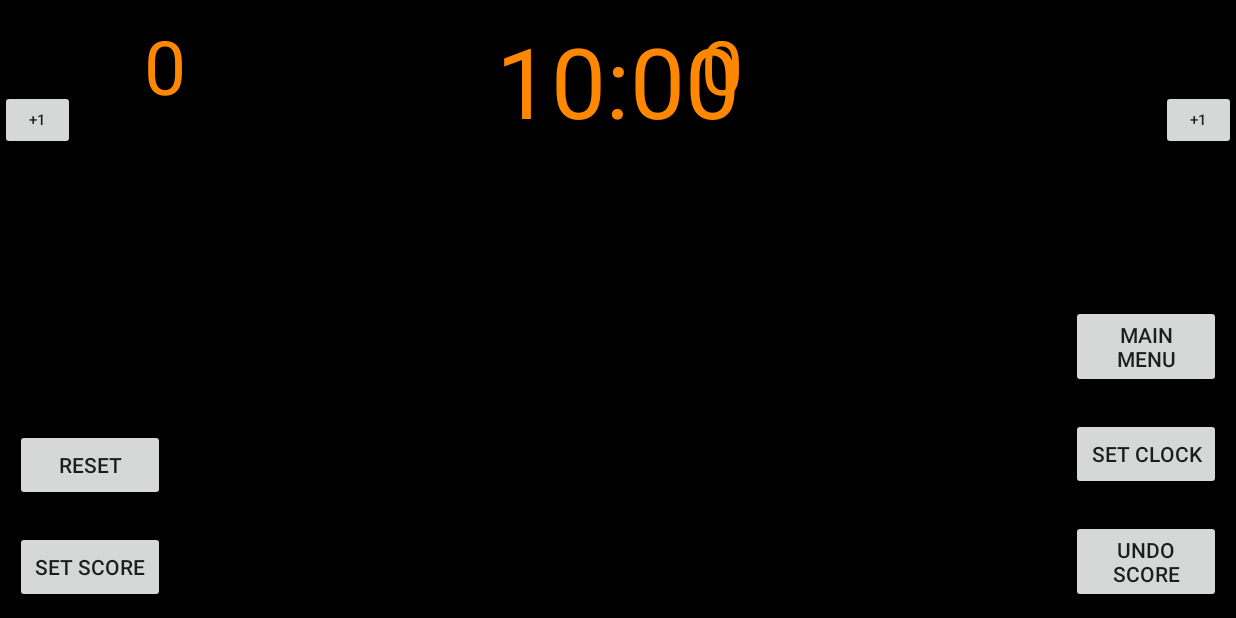
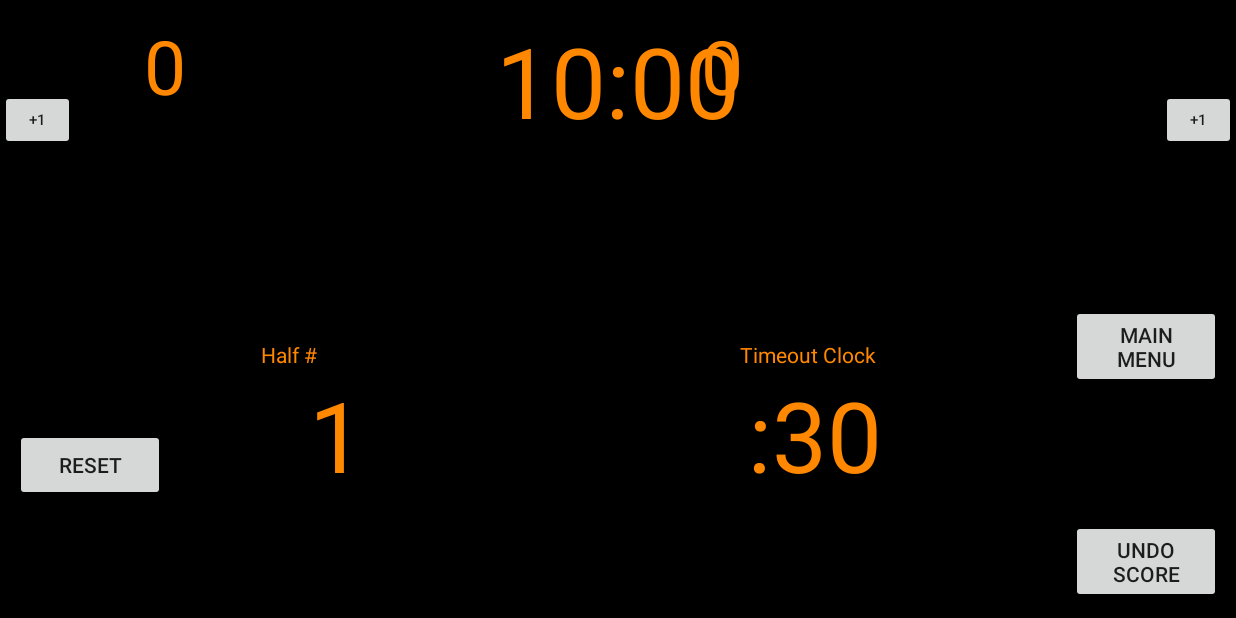
Before and after one commit to mattmill1995/semester-project-beta-release-omega, an Android app: the UltimateGameActivity screen opened directly, with no data from a screen before it, on a phone screen of 824 x 412 dp (held sideways). Run offline under Robolectric (Android 15) with nearby library versions, the phone set to English and light mode, and no system bars.

Commit message:
Fixed most of the broken stuff

```diff
--- a/app/src/main/java/com/bignerdranch/android/finalproject/UltimateGameActivity.java
+++ b/app/src/main/java/com/bignerdranch/android/finalproject/UltimateGameActivity.java
@@ -12,10 +12,10 @@ import android.widget.TextView;
 public class UltimateGameActivity extends AppCompatActivity{
 
     Button Team1Score_Button, Team2Score_Button, MainMenu_Button, SetClock_Button, Reset_Button, SetScore_Button, Undo_Button;
-    int team1Score = 0, team2Score = 0, clock_value = 600000;
+    int team1Score = 0, team2Score = 0, clock_value = 600000, quarter = 1, shot_clock_value = 30000;
     long minutes, seconds, current_clock_value;
-    TextView team_1_score, team_2_score, clock_view;
-    boolean team1_flag = false, team2_flag = false, clock_Start = false;
+    TextView team_1_score, team_2_score, clock_view, quarter_view, timeout_view;
+    boolean team1_flag = false, team2_flag = false, clock_Start = false, shot_clock_start = false;
     String result;
 
     CountDownTimer clock = new CountDownTimer(clock_value, 1000){
@@ -25,6 +25,17 @@ public class UltimateGameActivity extends AppCompatActivity{
         }
         public void onFinish(){
             clock_view.setText("0");
+        }
+    };
+
+    CountDownTimer shot_clock = new CountDownTimer(shot_clock_value, 1000) {
+        @Override
+        public void onTick(long millRemaining) {timeout_view.setText(":"+millRemaining/1000);
+        }
+
+        @Override
+        public void onFinish() {
+            timeout_view.setText(":30");
         }
     };
 
@@ -63,13 +74,18 @@ public class UltimateGameActivity extends AppCompatActivity{
         // wire up the text views
         team_1_score = (TextView) findViewById(R.id.team_1_score_view);
         team_2_score = (TextView) findViewById(R.id.team_2_score_view);
+        quarter_view = (TextView) findViewById(R.id.half_indicator);
         clock_view = (TextView) findViewById(R.id.timer);
+        timeout_view = (TextView) findViewById(R.id.timeout_clock);
 
         //display initial score
         updateScore();
 
         //display initial clock
         clock_view.setText("10:00");
+        quarter_view.setText("1");
+        timeout_view.setText(":30");
+
 
         // Make the buttons do stuff
         MainMenu_Button.setOnClickListener(new View.OnClickListener(){
@@ -151,6 +167,33 @@ public class UltimateGameActivity extends AppCompatActivity{
                 }
             }
         });
+
+        quarter_view.setOnClickListener(new View.OnClickListener(){
+            @Override
+            public void onClick(View v){
+                quarter_view.setOnClickListener(new View.OnClickListener() {
+                    @Override
+                    public void onClick(View v) {
+                        quarter = ((quarter)%4)+1;
+                        updateScore();
+                    }
+                });
+            }
+        });
+
+        timeout_view.setOnClickListener(new View.OnClickListener(){
+            @Override
+            public void onClick(View v){
+                if (shot_clock_start == false) {
+                    shot_clock.start();
+                    shot_clock_start = true;
+                } else if (shot_clock_start == true){
+                    shot_clock.cancel();
+                    timeout_view.setText(":30");
+                    shot_clock_start = false;
+                }
+            }
+        });
     }
 
     void updateScore() {
--- a/app/src/main/res/layout-land/football_game.xml
+++ b/app/src/main/res/layout-land/football_game.xml
@@ -107,7 +107,8 @@
         android:layout_height="wrap_content"
         android:layout_margin="5dp"
         android:layout_alignParentBottom="true"
-        android:text="Set Score"/>
+        android:text="Set Score"
+        android:visibility="invisible"/>
 
     <Button
         android:id="@+id/reset_button"
@@ -126,7 +127,8 @@
         android:layout_margin="5dp"
         android:layout_above="@id/undo_button"
         android:layout_alignParentRight="true"
-        android:text="Set Clock"/>
+        android:text="Set Clock"
+        android:visibility="invisible"/>
 
     <Button
         android:id="@+id/main_menu_button"
--- a/app/src/main/res/layout/activity_main_menu.xml
+++ b/app/src/main/res/layout/activity_main_menu.xml
@@ -54,7 +54,9 @@
             android:layout_height="wrap_content"
             android:layout_centerHorizontal="true"
             android:layout_below="@id/new_game_btn"
-            android:layout_width="125dp"/>
+            android:layout_width="125dp"
+            android:visibility="invisible
+"/>
     </RelativeLayout>
 
 
--- a/app/src/main/res/layout/baseball_game.xml
+++ b/app/src/main/res/layout/baseball_game.xml
@@ -59,7 +59,8 @@
         android:layout_height="wrap_content"
         android:layout_margin="5dp"
         android:layout_alignParentBottom="true"
-        android:text="Set Score"/>
+        android:text="Set Score"
+        android:visibility="invisible"/>
 
 
     <Button
@@ -79,7 +80,8 @@
         android:layout_margin="5dp"
         android:layout_above="@id/undo_button"
         android:layout_alignParentRight="true"
-        android:text="Set Clock"/>
+        android:text="Set Clock"
+        android:visibility="invisible"/>
 
     <Button
         android:id="@+id/main_menu_button"
--- a/app/src/main/res/layout/ultimate_game.xml
+++ b/app/src/main/res/layout/ultimate_game.xml
@@ -58,7 +58,8 @@
         android:layout_height="wrap_content"
         android:layout_margin="10dp"
         android:layout_alignParentBottom="true"
-        android:text="Set Score"/>
+        android:text="Set Score"
+        android:visibility="invisible"/>
 
     <Button
         android:id="@+id/reset_button"
@@ -77,7 +78,8 @@
         android:layout_margin="10dp"
         android:layout_above="@id/undo_button"
         android:layout_alignParentRight="true"
-        android:text="Set Clock"/>
+        android:text="Set Clock"
+        android:visibility="invisible"/>
 
     <Button
         android:id="@+id/main_menu_button"
@@ -107,19 +109,41 @@
         android:textSize="65dp"
         android:layout_alignBaseline="@+id/timeout_clock"
         android:layout_alignBottom="@+id/timeout_clock"
-        android:layout_toLeftOf="@+id/timer"
-        android:layout_toStartOf="@+id/timer"/>
+        android:layout_toRightOf="@+id/team_1_score_view"
+        android:layout_toEndOf="@+id/team_1_score_view"
+        android:layout_marginLeft="14dp"
+        android:layout_marginStart="14dp"/>
+
+    <TextView
+        android:id="@+id/Half_Label"
+        android:layout_width="100dp"
+        android:layout_height="wrap_content"
+        android:layout_above="@id/half_indicator"
+        android:layout_alignLeft="@id/half_indicator"
+        android:text="Half #"
+        android:textColor="@android:color/holo_orange_dark"/>
 
     <TextView
         android:layout_width="100dp"
         android:layout_height="100dp"
-        android:layout_toRightOf="@id/half_indicator"
-        android:layout_below="@id/timer"
-        android:layout_marginTop="100dp"
-        android:layout_marginLeft="100dp"
         android:textColor="@android:color/holo_orange_dark"
         android:textAlignment="center"
         android:textSize="65dp"
-        android:id="@+id/timeout_clock"/>
+        android:id="@+id/timeout_clock"
+        android:layout_alignBaseline="@+id/reset_button"
+        android:layout_alignBottom="@+id/reset_button"
+        android:layout_toRightOf="@+id/timer"
+        android:layout_toEndOf="@+id/timer"/>
+
+    <TextView
+        android:id="@+id/timeout_label"
+        android:layout_width="100dp"
+        android:layout_height="wrap_content"
+        android:text="Timeout Clock"
+        android:textColor="@android:color/holo_orange_dark"
+        android:layout_alignBaseline="@+id/Half_Label"
+        android:layout_alignBottom="@+id/Half_Label"
+        android:layout_alignLeft="@+id/timeout_clock"
+        android:layout_alignStart="@+id/timeout_clock"/>
 
 </RelativeLayout>
--- a/app/src/main/res/values/strings.xml
+++ b/app/src/main/res/values/strings.xml
@@ -1,5 +1,5 @@
 <resources>
-    <string name="app_name">FinalProject</string>
+    <string name="app_name">Scoreboard</string>
     <string name="settings_menu_sound">Sounds</string>
     <string name="settings_menu_colors">Colors</string>
     <string name="settings_menu_background">Background</string>
```
Also changed, not shown: app/src/main/res/layout/basketball_game.xml (+31 -9 lines), app/src/main/res/layout/soccer_game.xml (+30 -9 lines), app/src/main/res/layout/volleyball_game.xml (+24 -4 lines), app/src/main/ic_launcher-web.png (added), app/src/main/res/mipmap-hdpi/ic_launcher.png, app/src/main/res/mipmap-mdpi/ic_launcher.png, app/src/main/res/mipmap-xhdpi/ic_launcher.png, app/src/main/res/mipmap-xxhdpi/ic_launcher.png, app/src/main/res/mipmap-xxxhdpi/ic_launcher.png.
